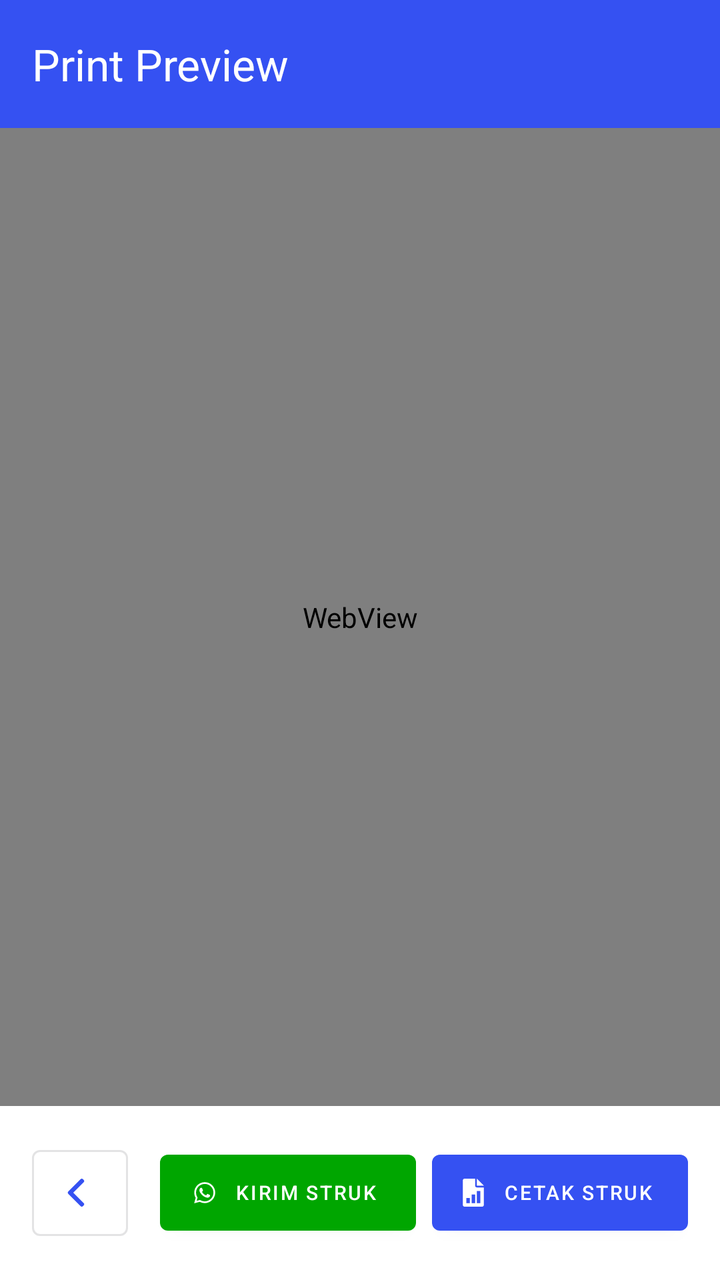
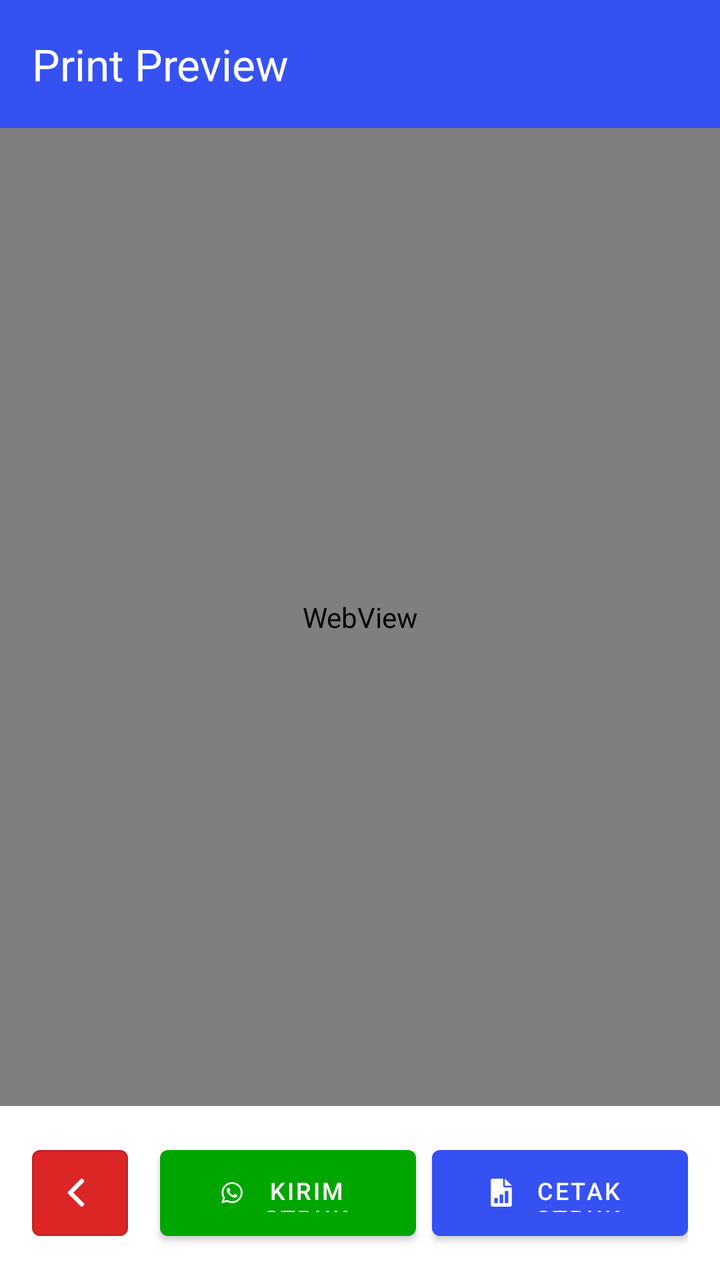

Two renders of the same Android screen: before a commit and after it. Below are the layout's source before the change and the commit's diff.
<!-- AndroidManifest.xml: application theme Theme.BAGUSLAUNDRY -->
<!-- res/layout/fragment_print_preview.xml -->
<?xml version="1.0" encoding="utf-8"?>
<LinearLayout xmlns:android="http://schemas.android.com/apk/res/android"
    xmlns:app="http://schemas.android.com/apk/res-auto"
    android:layout_width="match_parent"
    android:layout_height="match_parent"
    android:background="@color/white"
    android:orientation="vertical">

    <com.google.android.material.appbar.AppBarLayout
        android:layout_width="match_parent"
        android:layout_height="wrap_content">

        <com.google.android.material.appbar.MaterialToolbar
            android:id="@+id/toolbar"
            android:layout_width="match_parent"
            android:layout_height="?attr/actionBarSize"
            android:background="?attr/colorPrimary"
            app:title="Print Preview"
            app:titleTextColor="?attr/colorOnPrimary" />
    </com.google.android.material.appbar.AppBarLayout>


    <FrameLayout
        android:layout_width="match_parent"
        android:layout_height="0dp"
        android:layout_weight="1">

        <WebView
        android:id="@+id/receiptWebView"
        android:layout_width="match_parent"
        android:layout_height="match_parent"
        android:layout_weight="1"
        android:background="#FFFFFF" />

        
        <ProgressBar
            android:id="@+id/progressBar"
            android:layout_width="wrap_content"
            android:layout_height="wrap_content"
            android:layout_gravity="center"
            android:layout_margin="16dp"
            android:indeterminateTint="@color/blue500"
            android:visibility="gone" />
    </FrameLayout>

    <LinearLayout
        android:layout_width="match_parent"
        android:layout_height="wrap_content"
        android:gravity="center_vertical"
        android:orientation="horizontal"
        android:paddingHorizontal="16dp"
        android:paddingTop="16dp"
        android:paddingBottom="16dp">

        <com.google.android.material.button.MaterialButton
            android:id="@+id/back_button"
            style="@style/Widget.MaterialComponents.Button.OutlinedButton"
            android:layout_width="48dp"
            android:layout_height="wrap_content"
            android:layout_marginEnd="8dp"
            android:paddingVertical="12dp"
            app:iconSize="14sp"
            app:icon="@drawable/back"
            app:iconGravity="textStart" />

        <com.google.android.material.button.MaterialButton
            android:id="@+id/kirim_button"
            style="@style/Widget.MaterialComponents.Button.Icon"
            android:layout_width="0dp"
            app:backgroundTint="@color/transaksiIn"
            android:layout_height="wrap_content"
            android:layout_marginStart="8dp"
            android:layout_weight="1.7"
            android:paddingVertical="12dp"
            android:text="Kirim STRUK"
            android:textSize="10sp"
            app:iconSize="14sp"
            app:icon="@drawable/share"
            app:iconGravity="textStart" />

        <com.google.android.material.button.MaterialButton
            android:id="@+id/print_button"
            style="@style/Widget.MaterialComponents.Button.Icon"
            android:layout_width="0dp"
            android:layout_height="wrap_content"
            android:layout_marginStart="8dp"
            android:layout_weight="1.7"
            android:paddingVertical="12dp"
            android:text="Cetak Struk"
            android:textSize="10sp"
            app:iconSize="14sp"
            app:icon="@drawable/report"
            app:iconGravity="textStart" />

    </LinearLayout>

</LinearLayout>
<!-- resources referenced by this layout -->
<resources>
  <color name="blue500">#5596FB</color>
  <color name="transaksiIn">#00A600</color>
  <color name="white">#FFFFFF</color>
  <!-- drawable back (drawable) -->
  <vector xmlns:android="http://schemas.android.com/apk/res/android"
      android:width="512dp"
      android:height="512dp"
      android:viewportWidth="492"
      android:viewportHeight="492">
    <path
        android:pathData="M198.61,246.1 L382.66,62.04c5.07,-5.06 7.86,-11.82 7.86,-19.02 0,-7.21 -2.79,-13.97 -7.86,-19.03l-16.13,-16.12C361.48,2.79 354.71,0 347.5,0s-13.96,2.79 -19.03,7.86L109.33,227.01c-5.08,5.08 -7.87,11.87 -7.85,19.08 -0.02,7.25 2.76,14.03 7.85,19.11l218.94,218.93c5.06,5.07 11.82,7.86 19.03,7.86 7.21,0 13.96,-2.79 19.03,-7.86l16.12,-16.12c10.49,-10.49 10.49,-27.57 0,-38.06L198.61,246.1z"
        android:fillColor="#283954"/>
  </vector>
  <!-- drawable report (drawable) -->
  <vector xmlns:android="http://schemas.android.com/apk/res/android"
      android:width="512dp"
      android:height="512dp"
      android:viewportWidth="512"
      android:viewportHeight="512">
    <path
        android:pathData="M320,0v128h128z"
        android:fillColor="#4472ff"/>
    <path
        android:pathData="M320,160c-17.63,0 -32,-14.37 -32,-32L288,0L96,0C78.37,0 64,14.37 64,32v448c0,17.66 14.37,32 32,32h320c17.66,0 32,-14.34 32,-32L448,160L320,160zM192,448h-64v-96h64v96zM288,448h-64L224,288h64v160zM384,448h-64L320,224h64v224z"
        android:fillColor="#4472ff"/>
  </vector>
  <!-- drawable share (drawable) -->
  <?xml version="1.0" encoding="utf-8"?>
  <vector xmlns:android="http://schemas.android.com/apk/res/android"
      android:width="24dp"
      android:height="24dp"
      android:viewportWidth="24"
      android:viewportHeight="24">
  
      <path
          android:fillColor="#000000"
          android:fillType="evenOdd"
          android:pathData="M18.403,5.633A8.919,8.919,0,0,0,12.053,3c-4.948,0-8.976,4.027-8.978,8.977,0,1.582,0.413,3.126,1.198,4.488L3,21.116l4.759,-1.249a8.981,8.981,0,0,0,4.29,1.093h0.004c4.947,0,8.975,-4.027,8.977,-8.977a8.926,8.926,0,0,0,-2.627,-6.35m-6.35,13.812h-0.003a7.446,7.446,0,0,1,-3.798,-1.041l-0.272,-0.162l-2.824,0.741l0.753,-2.753l-0.177,-0.282a7.448,7.448,0,0,1,-1.141,-3.971c0.002,-4.114,3.349,-7.461,7.465,-7.461a7.413,7.413,0,0,1,5.275,2.188a7.42,7.42,0,0,1,2.183,5.279c-0.002,4.114,-3.349,7.462,-7.461,7.462m4.093,-5.589c-0.225,-0.113,-1.327,-0.655,-1.533,-0.73c-0.205,-0.075,-0.354,-0.112,-0.504,0.112s-0.58,0.729,-0.711,0.879s-0.262,0.168,-0.486,0.056s-0.947,-0.349,-1.804,-1.113c-0.667,-0.595,-1.117,-1.329,-1.248,-1.554s-0.014,-0.346,0.099,-0.458c0.101,-0.1,0.224,-0.262,0.336,-0.393c0.112,-0.131,0.149,-0.224,0.224,-0.374s0.038,-0.281,-0.019,-0.393c-0.056,-0.113,-0.505,-1.217,-0.692,-1.666c-0.181,-0.435,-0.366,-0.377,-0.504,-0.383a9.65,9.65,0,0,0,-0.429,-0.008a0.826,0.826,0,0,0,-0.599,0.28c-0.206,0.225,-0.785,0.767,-0.785,1.871s0.804,2.171,0.916,2.321c0.112,0.15,1.582,2.415,3.832,3.387c0.536,0.231,0.954,0.369,1.279,0.473c0.537,0.171,1.026,0.146,1.413,0.089c0.431,-0.064,1.327,-0.542,1.514,-1.066c0.187,-0.524,0.187,-0.973,0.131,-1.067c-0.056,-0.094,-0.207,-0.151,-0.43,-0.263" />
  </vector>
  <style name="Theme.BAGUSLAUNDRY" parent="Base.Theme.BAGUSLAUNDRY" />
  <style name="Base.Theme.BAGUSLAUNDRY" parent="Theme.Material3.Light.NoActionBar">
          
          <item name="colorPrimary">@color/primary</item>
           <item name="colorAccent">@color/secondary</item>
      </style>
  <color name="primary">#3551F2</color>
  <color name="secondary">#536AF4</color>
</resources>

<!-- the commit's change to res/layout/fragment_print_preview.xml (unified diff, before → after) -->
@@ -60,6 +60,8 @@
             android:layout_marginEnd="8dp"
             android:paddingVertical="12dp"
             app:iconSize="14sp"
+            app:backgroundTint="@color/red600"
+            app:iconTint="@color/white"
             app:icon="@drawable/back"
             app:iconGravity="textStart" />
 
@@ -68,12 +70,12 @@
             style="@style/Widget.MaterialComponents.Button.Icon"
             android:layout_width="0dp"
             app:backgroundTint="@color/transaksiIn"
-            android:layout_height="wrap_content"
+            android:layout_height="match_parent"
             android:layout_marginStart="8dp"
             android:layout_weight="1.7"
             android:paddingVertical="12dp"
             android:text="Kirim STRUK"
-            android:textSize="10sp"
+            android:textSize="12sp"
             app:iconSize="14sp"
             app:icon="@drawable/share"
             app:iconGravity="textStart" />
@@ -82,12 +84,12 @@
             android:id="@+id/print_button"
             style="@style/Widget.MaterialComponents.Button.Icon"
             android:layout_width="0dp"
-            android:layout_height="wrap_content"
+            android:layout_height="match_parent"
             android:layout_marginStart="8dp"
             android:layout_weight="1.7"
             android:paddingVertical="12dp"
             android:text="Cetak Struk"
-            android:textSize="10sp"
+            android:textSize="12sp"
             app:iconSize="14sp"
             app:icon="@drawable/report"
             app:iconGravity="textStart" />
<!-- resource entries referenced after the edit -->
@@ -1,6 +1,7 @@
 <!-- resources referenced by this layout -->
 <resources>
   <color name="blue500">#5596FB</color>
+  <color name="red600">#dc2626</color>
   <color name="transaksiIn">#00A600</color>
   <color name="white">#FFFFFF</color>
   <!-- drawable back (drawable) -->
